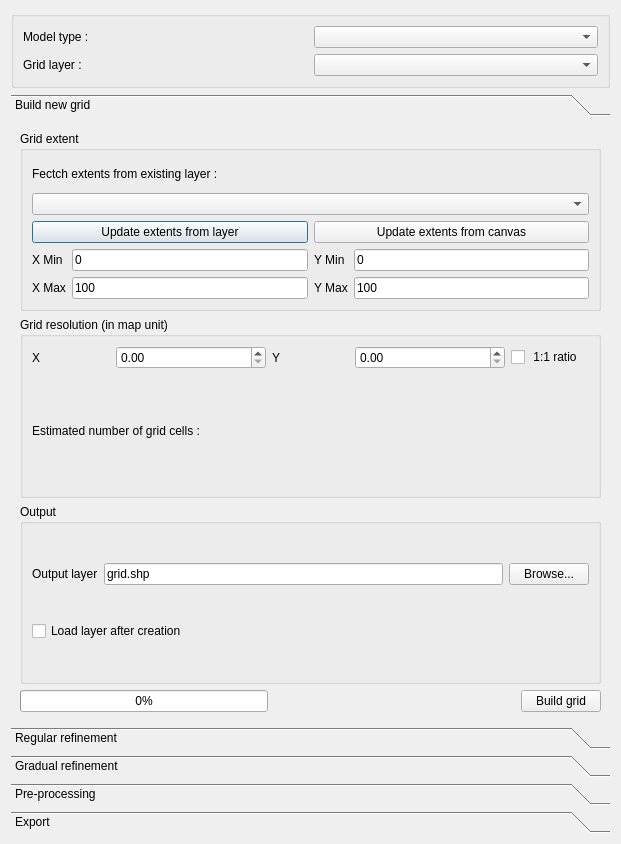
This is ui_qgridder.ui in apryet/Qgridder as Qt 5 draws it before an edit. The edited form follows.
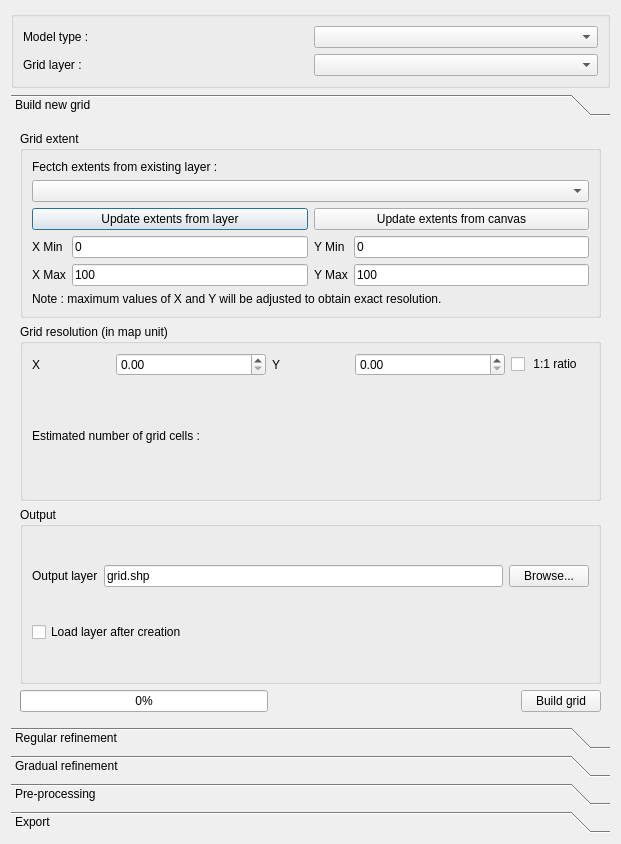
This is the edited form.

```diff
--- a/ui_qgridder.ui
+++ b/ui_qgridder.ui
@@ -171,6 +171,13 @@
             </property>
            </widget>
           </item>
+          <item row="4" column="0">
+           <widget class="QLabel" name="label_8">
+            <property name="text">
+             <string>Note : maximum values of X and Y will be adjusted to obtain exact resolution.</string>
+            </property>
+           </widget>
+          </item>
          </layout>
         </widget>
        </item>
```
Left out of the diff: 6 changed lines with no effect on the pictures.
